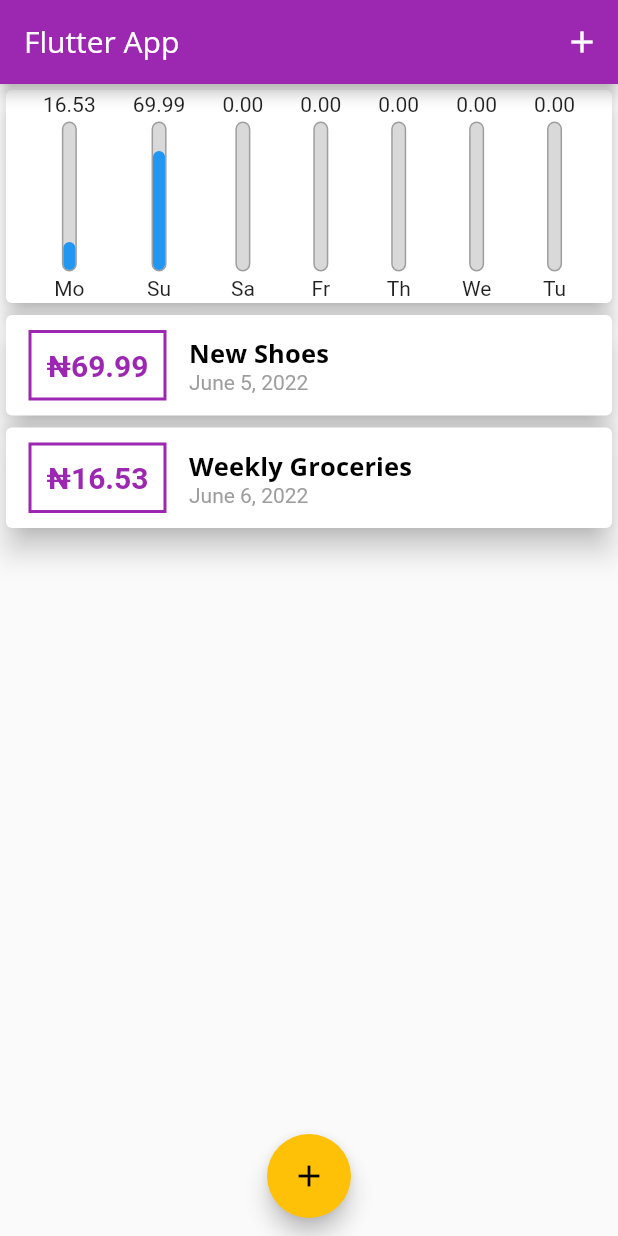
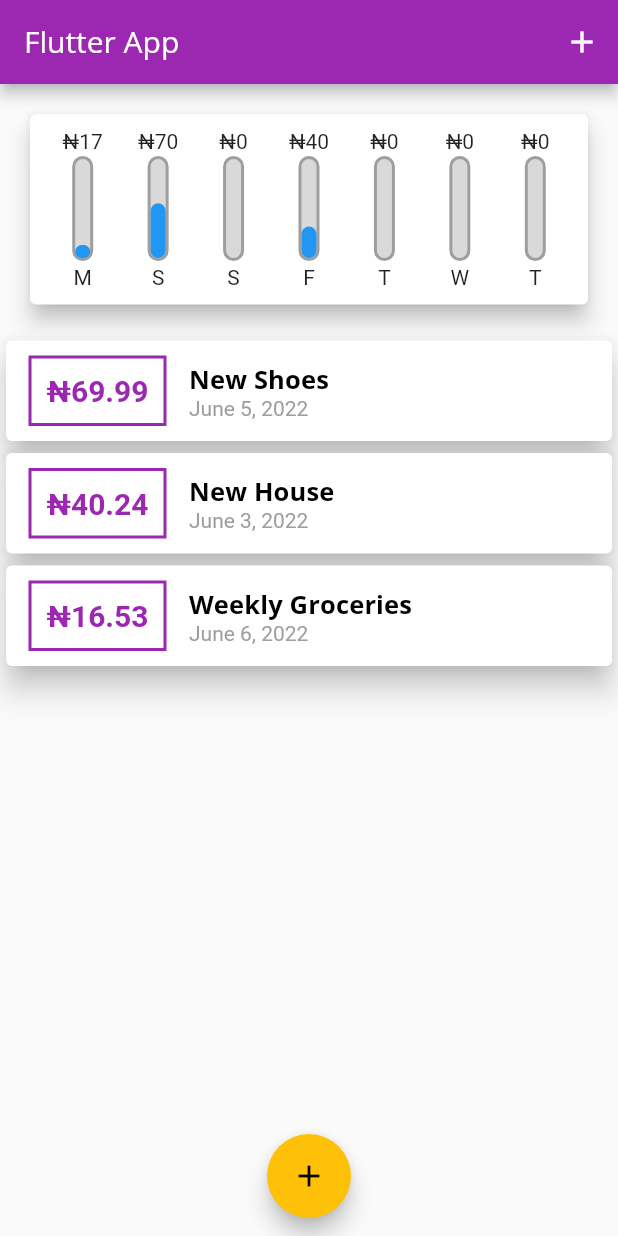
Before and after one commit to Cyph33r/myFinance, a Flutter app: the screen it shows after launch, on a phone screen of 412 x 824 dp. Run offline on Flutter 3.47's test engine with Material 2 defaults, Android fonts, the phone set to English and light mode, and no system bars; missing offline and left inert: dart:ffi.

Commit message:
made some changes to the chartbars

```diff
--- a/lib/main.dart
+++ b/lib/main.dart
@@ -58,6 +58,12 @@ class _MyHomePageState extends State<MyHomePage> {
       title: 'New Shoes',
       amount: 69.99,
       date: DateTime(2022, 6, 5),
+    ),
+    Transaction(
+      id: 2,
+      title: 'New House',
+      amount: 40.24,
+      date: DateTime(2022, 6, 3),
     ),
     Transaction(
       id: 2,
--- a/lib/widgets/chart.dart
+++ b/lib/widgets/chart.dart
@@ -23,7 +23,7 @@ class Chart extends StatelessWidget {
       }
       print('amount $totalAmount');
       return {
-        'day': DateFormat('E').format(weekDay).substring(0, 2),
+        'day': DateFormat('E').format(weekDay)[0],
         'amount': totalAmount
       };
     });
@@ -38,23 +38,23 @@ class Chart extends StatelessWidget {
 
   @override
   Widget build(BuildContext context) {
-    return Container(
-      height: 150,
-      child: Card(
-        child: SizedBox(
-          height: 150,
+    return Card(
+      margin: const EdgeInsets.all(20),
+      child: Padding(
+        padding: const EdgeInsets.all(10),
         child: Row(
-            mainAxisAlignment: MainAxisAlignment.spaceEvenly,
-            crossAxisAlignment: CrossAxisAlignment.end,
+            mainAxisAlignment: MainAxisAlignment.spaceAround,
             children: groupedTransactions
-                  .map((day) => ChartBar(
+                .map((day) => Flexible(
+                      fit: FlexFit.tight,
+                      child: ChartBar(
                           day['day'] as String,
                           day['amount'] as double,
-                      (day['amount'] as double) / totalSpending))
+                          (day['amount'] as double) / totalSpending),
+                    ))
                 .toList()),
       ),
       elevation: 6,
-      ),
     );
   }
 }
--- a/lib/widgets/chart_bar.dart
+++ b/lib/widgets/chart_bar.dart
@@ -6,24 +6,28 @@ class ChartBar extends StatelessWidget {
   final double pctOfTotalSpent;
 
   ChartBar(this.label, this.spending, this.pctOfTotalSpent, {Key? key})
-      : super(key: key) {
-    print(pctOfTotalSpent);
-  }
+      : super(key: key) {}
 
   @override
   Widget build(BuildContext context) {
     return Column(
       mainAxisAlignment: MainAxisAlignment.spaceAround,
-      crossAxisAlignment: CrossAxisAlignment.center,
       children: [
-        Text(spending.toStringAsFixed(2)),
+        FittedBox(
+          child: Text(
+            '₦${spending.toStringAsFixed(0)}',
+          ),
+        ),
+        const SizedBox(
+          height: 2,
+        ),
         Stack(
           children: [
             Container(
-              height: 100,
-              width: 10,
+              height: 70,
+              width: 14,
               decoration: BoxDecoration(
-                  border: Border.all(color: Colors.grey, width: 1.0),
+                  border: Border.all(color: Colors.grey, width: 2.0),
                   color: const Color.fromARGB(255, 217, 217, 217),
                   borderRadius: BorderRadius.circular(10)),
               child: FractionallySizedBox(
@@ -39,6 +43,9 @@ class ChartBar extends StatelessWidget {
             ),
           ],
         ),
+        const SizedBox(
+          height: 3,
+        ),
         Text(label)
       ],
     );
```
Lines whose indentation alone changed are shown as unchanged.
